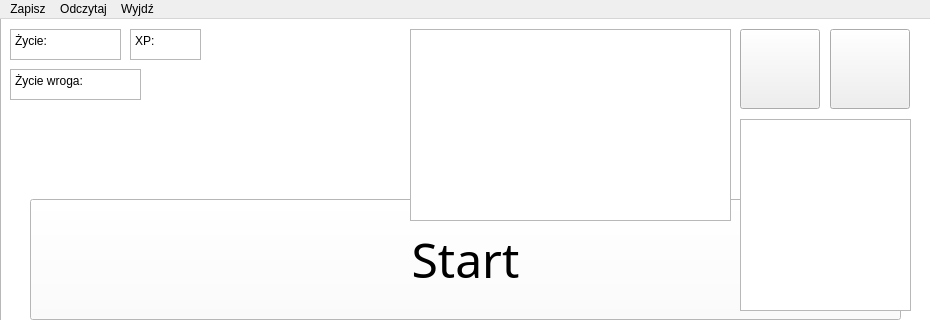
Above: mainwindow.ui from xpatxj/cpp-game before the change; both pictures show x 0 to 930 and y 0 to 320 of the 930 by 600 pixel window. Below: the same form after it.
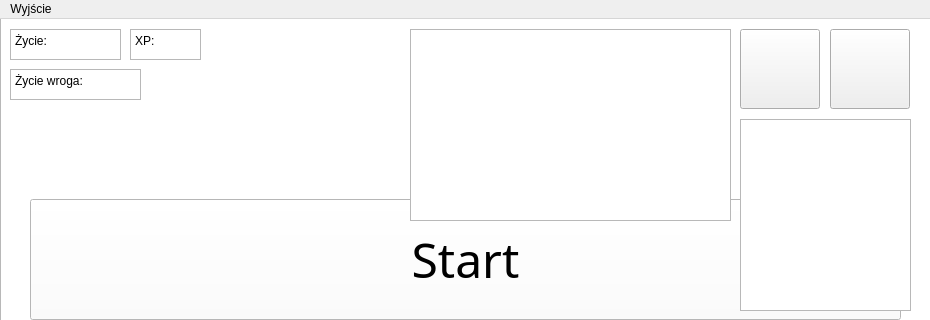
That is the form after the change. Icons and pictures are not drawn.

What changed in the file:
```diff
--- a/mainwindow.ui
+++ b/mainwindow.ui
@@ -325,24 +325,12 @@
      <height>25</height>
     </rect>
    </property>
-   <widget class="QMenu" name="menuZapisz">
+   <widget class="QMenu" name="exitGame">
     <property name="title">
-     <string>Zapisz</string>
+     <string>Wyjście</string>
     </property>
    </widget>
-   <widget class="QMenu" name="menuOdczytaj">
-    <property name="title">
-     <string>Odczytaj</string>
-    </property>
-   </widget>
-   <widget class="QMenu" name="menuWyjd">
-    <property name="title">
-     <string>Wyjdź</string>
-    </property>
-   </widget>
-   <addaction name="menuZapisz"/>
-   <addaction name="menuOdczytaj"/>
-   <addaction name="menuWyjd"/>
+   <addaction name="exitGame"/>
   </widget>
   <widget class="QStatusBar" name="statusbar"/>
  </widget>
```
Left out of the diff: 8 changed lines with no effect on the pictures.
